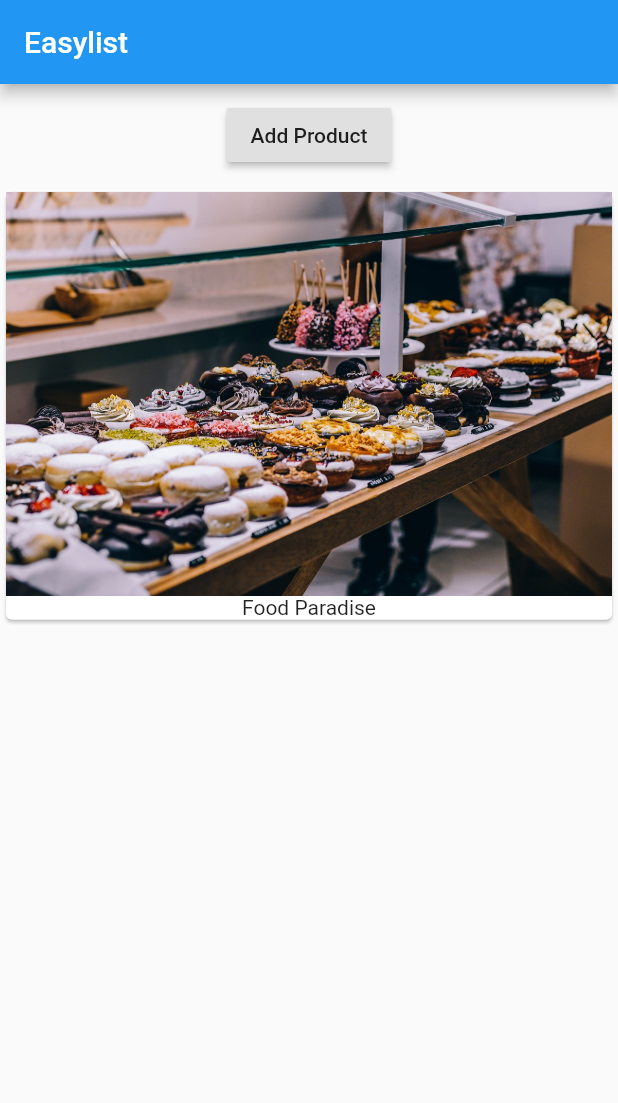
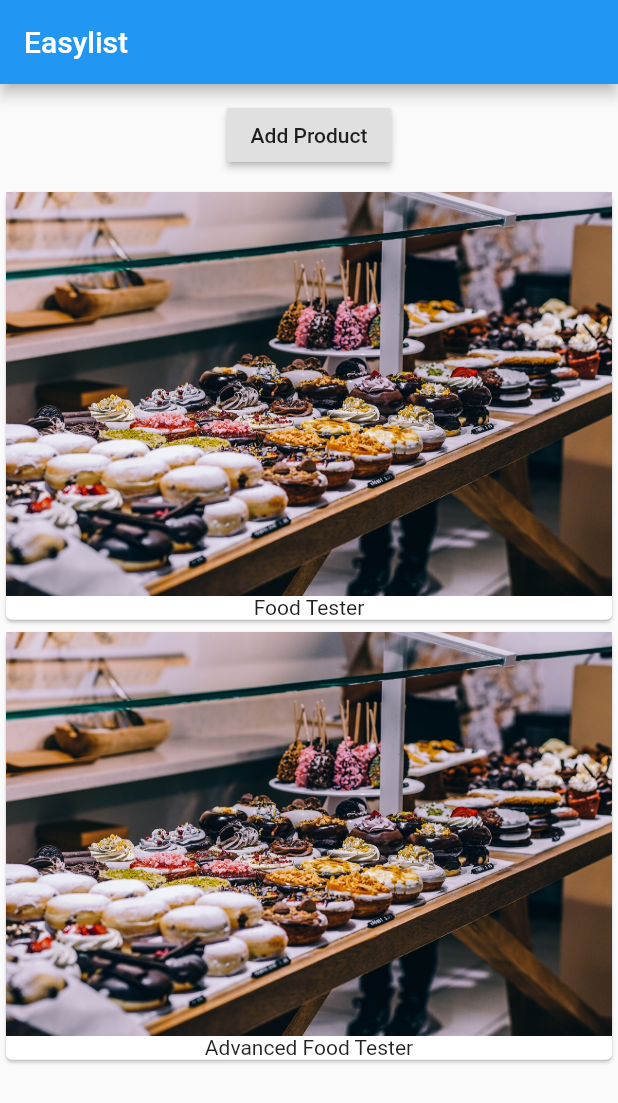
Before and after one commit to RaphaelVasconcelos/flutter_course, a Flutter app: the screen it shows after launch, after a tap on "Add Product", on a phone screen of 412 x 824 dp. Shown: the top 1103 px of the screen. Run offline on Flutter 3.47's test engine with Material 2 defaults, Android fonts, the phone set to English and light mode, and no system bars.

Commit message:
- Adicionando funcionalidade ao botao. - Botao adiciona novos cards

```diff
--- a/lib/main.dart
+++ b/lib/main.dart
@@ -9,7 +9,9 @@ class MyApp extends StatefulWidget {
   }
 }
 
-class _MyAppState extends State {
+class _MyAppState extends State<MyApp> {
+  List<String> _products = ['Food Tester'];
+
   @override
   Widget build(BuildContext context) {
     return MaterialApp(
@@ -22,17 +24,27 @@ class _MyAppState extends State {
               Container(
                 margin: EdgeInsets.all(10.0),
                 child: RaisedButton(
-                  onPressed: () {},
+                  onPressed: () {
+                    setState(() {
+                      _products.add('Advanced Food Tester');
+                    });
+                  },
                   child: Text('Add Product'),
                 ),
               ),
-              Card(
-                child: Column(
-                  children: <Widget>[
-                    Image.asset('assets/food.jpg'),
-                    Text('Food Paradise')
-                  ],
-                ),
+              Column(
+                children: _products
+                    .map(
+                      (element) => Card(
+                            child: Column(
+                              children: <Widget>[
+                                Image.asset('assets/food.jpg'),
+                                Text(element)
+                              ],
+                            ),
+                          ),
+                    )
+                    .toList(),
               ),
             ],
           )),
```
